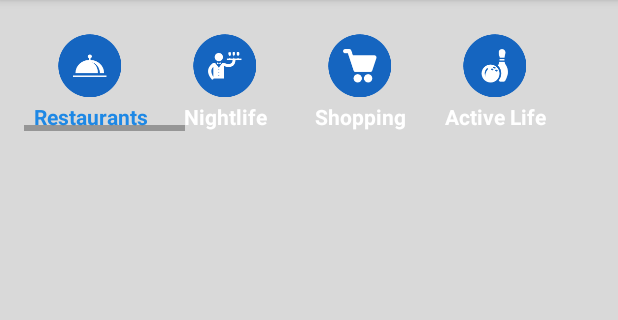
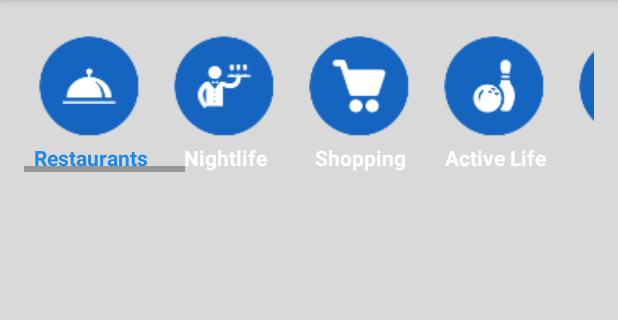
Before and after one commit to ProAFSolutions/CubaTrip, an Android app: the CategoriesActivity screen opened directly, with no data from a screen before it, on a phone screen of 412 x 824 dp, the part 84-404 px from its top. Run offline under Robolectric (Android 15) with nearby library versions, the phone set to English and light mode, and no system bars; pictures from the network do not load; 1 statement that could not run was skipped.

Commit message:
test layout

```diff
--- a/app/src/main/res/layout/activity_categories.xml
+++ b/app/src/main/res/layout/activity_categories.xml
@@ -41,8 +41,8 @@
 
                         <ImageButton
                             android:id="@+id/imgRestaurants"
-                            android:layout_width="wrap_content"
-                            android:layout_height="wrap_content"
+                            android:layout_width="75dp"
+                            android:layout_height="75dp"
                             android:layout_gravity="center"
                             android:background="@mipmap/food_cat"
                             android:onClick="onImageSelectClick"/>
@@ -64,8 +64,8 @@
 
                         <ImageButton
                             android:id="@+id/imgNightlife"
-                            android:layout_width="wrap_content"
-                            android:layout_height="wrap_content"
+                            android:layout_width="75dp"
+                            android:layout_height="75dp"
                             android:layout_gravity="center"
                             android:background="@mipmap/night_cat" android:onClick="onImageSelectClick" />
 
@@ -86,8 +86,8 @@
 
                         <ImageButton
                             android:id="@+id/imgShopping"
-                            android:layout_width="wrap_content"
-                            android:layout_height="wrap_content"
+                            android:layout_width="75dp"
+                            android:layout_height="75dp"
                             android:layout_gravity="center"
                             android:background="@mipmap/shopping_cat" android:onClick="onImageSelectClick" />
 
@@ -108,8 +108,8 @@
 
                         <ImageButton
                             android:id="@+id/imgSport"
-                            android:layout_width="wrap_content"
-                            android:layout_height="wrap_content"
+                            android:layout_width="75dp"
+                            android:layout_height="75dp"
                             android:layout_gravity="center"
                             android:background="@mipmap/sport_cat" android:onClick="onImageSelectClick"/>
 
@@ -130,8 +130,8 @@
 
                         <ImageButton
                             android:id="@+id/imgArt"
-                            android:layout_width="wrap_content"
-                            android:layout_height="wrap_content"
+                            android:layout_width="75dp"
+                            android:layout_height="75dp"
                             android:layout_gravity="center"
                             android:background="@mipmap/art_cat" android:onClick="onImageSelectClick"/>
 
@@ -152,8 +152,8 @@
 
                         <ImageButton
                             android:id="@+id/imgAutomotive"
-                            android:layout_width="wrap_content"
-                            android:layout_height="wrap_content"
+                            android:layout_width="75dp"
+                            android:layout_height="75dp"
                             android:layout_gravity="center"
                             android:background="@mipmap/car_cat" android:onClick="onImageSelectClick"/>
 
@@ -174,8 +174,8 @@
 
                         <ImageButton
                             android:id="@+id/imgBeauty"
-                            android:layout_width="wrap_content"
-                            android:layout_height="wrap_content"
+                            android:layout_width="75dp"
+                            android:layout_height="75dp"
                             android:layout_gravity="center"
                             android:background="@mipmap/beauty_car" android:onClick="onImageSelectClick"/>
 
@@ -196,8 +196,8 @@
 
                         <ImageButton
                             android:id="@+id/imgEducation"
-                            android:layout_width="wrap_content"
-                            android:layout_height="wrap_content"
+                            android:layout_width="75dp"
+                            android:layout_height="75dp"
                             android:layout_gravity="center"
                             android:background="@mipmap/education_cat" android:onClick="onImageSelectClick"/>
 
@@ -218,8 +218,8 @@
 
                         <ImageButton
                             android:id="@+id/imgEvents"
-                            android:layout_width="wrap_content"
-                            android:layout_height="wrap_content"
+                            android:layout_width="75dp"
+                            android:layout_height="75dp"
                             android:layout_gravity="center"
                             android:background="@mipmap/event_cat" android:onClick="onImageSelectClick"/>
 
@@ -240,8 +240,8 @@
 
                         <ImageButton
                             android:id="@+id/imgMedical"
-                            android:layout_width="wrap_content"
-                            android:layout_height="wrap_content"
+                            android:layout_width="75dp"
+                            android:layout_height="75dp"
                             android:layout_gravity="center"
                             android:background="@mipmap/medical_cat" android:onClick="onImageSelectClick"/>
 
@@ -262,8 +262,8 @@
 
                         <ImageButton
                             android:id="@+id/imgServices"
-                            android:layout_width="wrap_content"
-                            android:layout_height="wrap_content"
+                            android:layout_width="75dp"
+                            android:layout_height="75dp"
                             android:layout_gravity="center"
                             android:background="@mipmap/services_cat" android:onClick="onImageSelectClick"/>
 
@@ -286,8 +286,8 @@
 
                         <ImageButton
                             android:id="@+id/imgHotel"
-                            android:layout_width="wrap_content"
-                            android:layout_height="wrap_content"
+                            android:layout_width="75dp"
+                            android:layout_height="75dp"
                             android:layout_gravity="center"
                             android:background="@mipmap/hotel_cat" android:onClick="onImageSelectClick"/>
 
@@ -308,8 +308,8 @@
 
                         <ImageButton
                             android:id="@+id/imgPets"
-                            android:layout_width="wrap_content"
-                            android:layout_height="wrap_content"
+                            android:layout_width="75dp"
+                            android:layout_height="75dp"
                             android:layout_gravity="center"
                             android:background="@mipmap/pet_cat" android:onClick="onImageSelectClick"/>
 
@@ -330,8 +330,8 @@
 
                         <ImageButton
                             android:id="@+id/imgGas"
-                            android:layout_width="wrap_content"
-                            android:layout_height="wrap_content"
+                            android:layout_width="75dp"
+                            android:layout_height="75dp"
                             android:layout_gravity="center"
                             android:background="@mipmap/gas_cat" android:onClick="onImageSelectClick"/>
 
@@ -352,8 +352,8 @@
 
                         <ImageButton
                             android:id="@+id/imgWifi"
-                            android:layout_width="wrap_content"
-                            android:layout_height="wrap_content"
+                            android:layout_width="75dp"
+                            android:layout_height="75dp"
                             android:layout_gravity="center"
                             android:background="@mipmap/wifi_cat" android:onClick="onImageSelectClick"/>
 
--- a/app/src/main/res/layout/activity_details.xml
+++ b/app/src/main/res/layout/activity_details.xml
@@ -20,7 +20,7 @@
     <ViewFlipper
         android:id="@+id/ImageProduct"
         android:layout_width="match_parent"
-        android:layout_height="650px">
+        android:layout_height="200dp">
 
     </ViewFlipper>
 
@@ -55,7 +55,7 @@
 
     <LinearLayout
         android:layout_width="match_parent"
-        android:layout_height="600px" android:layout_toRightOf="@id/icon"
+        android:layout_height="wrap_content" android:layout_toRightOf="@id/icon"
         android:orientation="vertical"
         android:id="@+id/linearLayout"
         android:background="@color/colorPrimary"
@@ -117,7 +117,7 @@
 
             <TextView
                 android:layout_width="fill_parent"
-                android:layout_height="26dip"
+                android:layout_height="26dp"
                 android:ellipsize="marquee"
                 android:textSize="12sp" android:textColor="@android:color/background_light"
                 android:layout_toRightOf="@+id/lineReviews"
```
